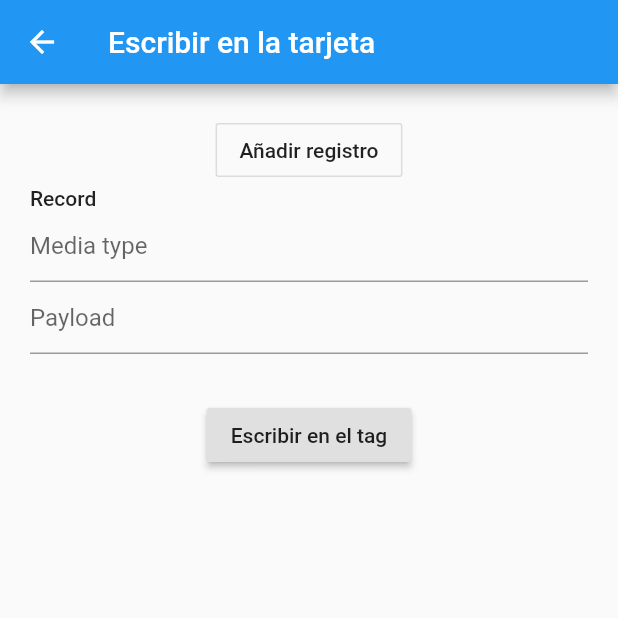
After one commit to unab-online/Manilla-Medica-NFC-IOT, a Flutter app: the WriteExampleScreen screen opened directly, after a tap on "Añadir registro", on a phone screen of 412 x 824 dp, the top half of it. The commit adds this screen. Run offline on Flutter 3.47's test engine with Material 2 defaults, Android fonts, the phone set to English and light mode, and no system bars; missing offline and left inert: nfc_in_flutter.

Commit message:
leer Y escribir tarjeta

```diff
--- /dev/null
+++ b/lib/escribirTarjeta.dart
@@ -0,0 +1,115 @@
+import 'package:flutter/material.dart';
+import 'package:nfc_in_flutter/nfc_in_flutter.dart';
+import 'dart:async';
+import 'dart:io';
+
+class RecordEditor {
+  TextEditingController mediaTypeController;
+  TextEditingController payloadController;
+
+  RecordEditor() {
+    mediaTypeController = TextEditingController();
+    payloadController = TextEditingController();
+  }
+}
+
+class WriteExampleScreen extends StatefulWidget {
+  @override
+  _WriteExampleScreenState createState() => _WriteExampleScreenState();
+}
+
+class _WriteExampleScreenState extends State<WriteExampleScreen> {
+  StreamSubscription<NDEFMessage> _stream;
+  List<RecordEditor> _records = [];
+  bool _hasClosedWriteDialog = false;
+
+  void _addRecord() {
+    setState(() {
+      _records.add(RecordEditor());
+    });
+  }
+
+  void _write(BuildContext context) async {
+    List<NDEFRecord> records = _records.map((record) {
+      return NDEFRecord.type(
+        record.mediaTypeController.text,
+        record.payloadController.text,
+      );
+    }).toList();
+    NDEFMessage message = NDEFMessage.withRecords(records);
+
+    // Show dialog on Android (iOS has it's own one)
+    if (Platform.isAndroid) {
+      showDialog(
+        context: context,
+        builder: (context) => AlertDialog(
+          title: const Text("Scan the tag you want to write to"),
+          actions: <Widget>[
+            FlatButton(
+              child: const Text("Cancel"),
+              onPressed: () {
+                _hasClosedWriteDialog = true;
+                _stream?.cancel();
+                Navigator.pop(context);
+              },
+            ),
+          ],
+        ),
+      );
+    }
+
+    // Write to the first tag scanned
+    await NFC.writeNDEF(message).first;
+    if (!_hasClosedWriteDialog) {
+      Navigator.pop(context);
+    }
+  }
+
+  @override
+  Widget build(BuildContext context) {
+    return Scaffold(
+      appBar: AppBar(
+        title: const Text("Escribir en la tarjeta"),
+      ),
+      body: ListView(
+        padding: const EdgeInsets.all(20),
+        children: <Widget>[
+          Center(
+            child: OutlineButton(
+              child: const Text("Añadir registro"),
+              onPressed: _addRecord,
+            ),
+          ),
+          for (var record in _records)
+            Padding(
+              padding: const EdgeInsets.only(bottom: 30),
+              child: Column(
+                crossAxisAlignment: CrossAxisAlignment.start,
+                children: <Widget>[
+                  Text("Record", style: Theme.of(context).textTheme.body2),
+                  TextFormField(
+                    controller: record.mediaTypeController,
+                    decoration: InputDecoration(
+                      hintText: "Media type",
+                    ),
+                  ),
+                  TextFormField(
+                    controller: record.payloadController,
+                    decoration: InputDecoration(
+                      hintText: "Payload",
+                    ),
+                  )
+                ],
+              ),
+            ),
+          Center(
+            child: RaisedButton(
+              child: const Text("Escribir en el tag"),
+              onPressed: _records.length > 0 ? () => _write(context) : null,
+            ),
+          ),
+        ],
+      ),
+    );
+  }
+}
--- a/pubspec.yaml
+++ b/pubspec.yaml
@@ -17,10 +17,12 @@ environment:
   sdk: ">=2.1.0 <3.0.0"
 
 dependencies:
-   flutter_nfc_reader : "^ 0.1.0"
-
    flutter:
       sdk: "flutter"
+
+   nfc_in_flutter: ^2.0.4
+
+
 
 
 dev_dependencies:
```
Also changed, not shown: lib/datos3.dart (+17 -13 lines), lib/datos4.dart (added, +234 -0 lines), lib/leerTarjeta.dart (added, +80 -0 lines), pubspec.lock.
